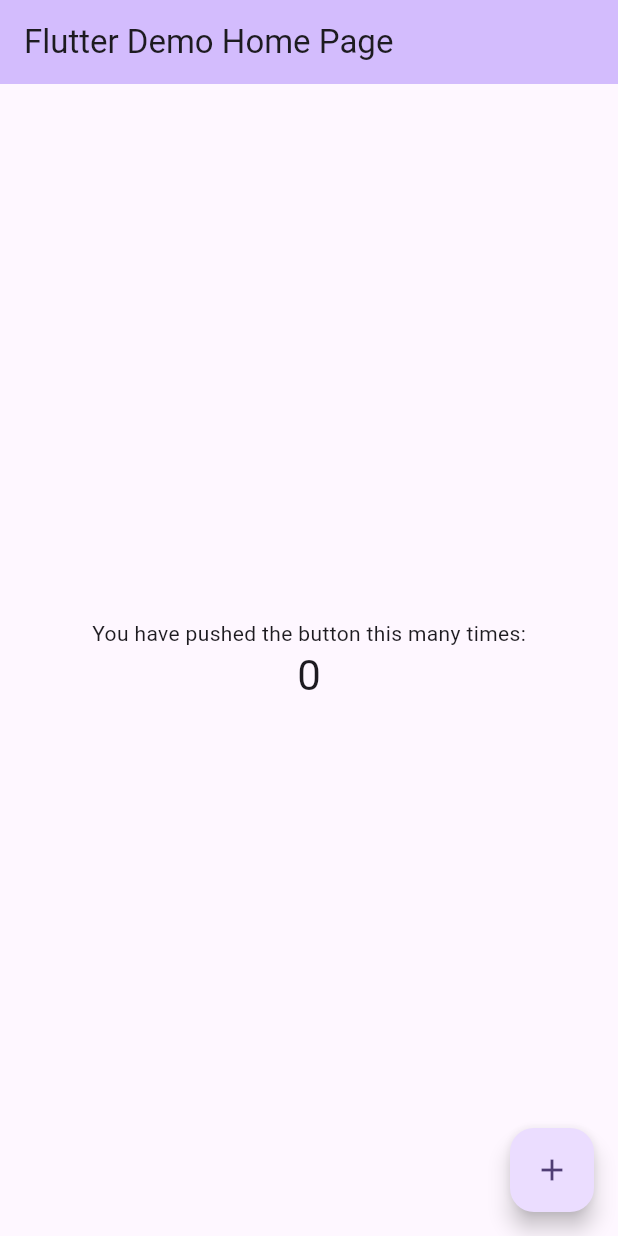
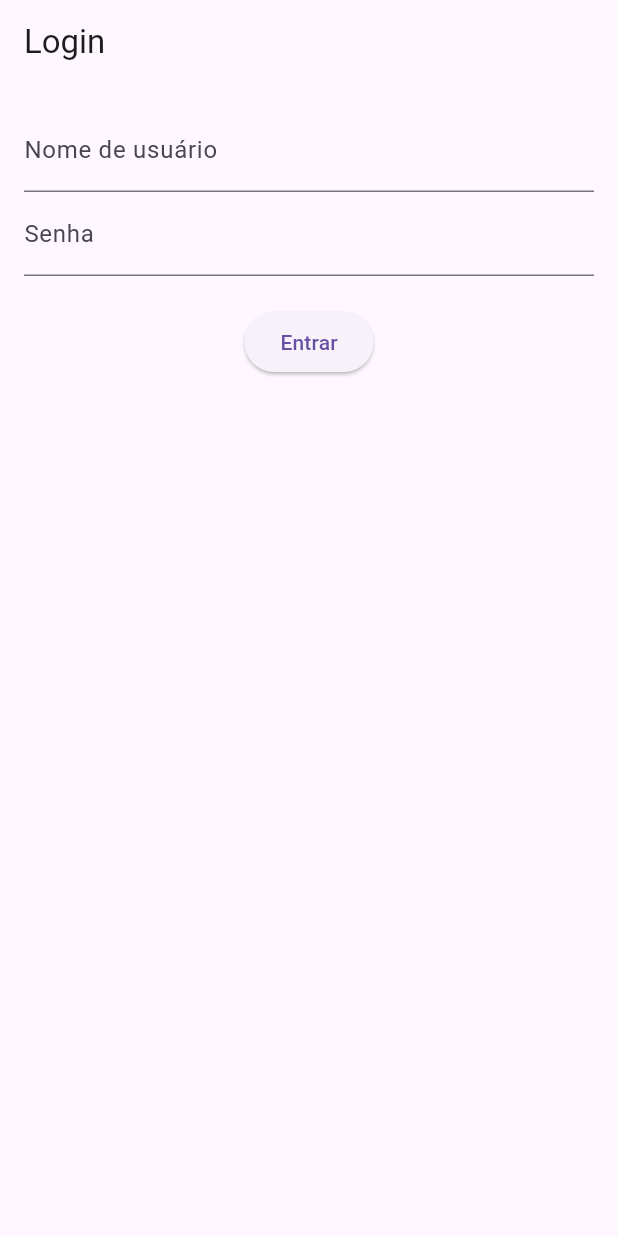
Before and after one commit to NataDias04/AppVendas, a Flutter app: the screen it shows after launch, on a phone screen of 412 x 824 dp. Run offline on Flutter 3.47's test engine with Material 3 defaults, Android fonts, the phone set to English and light mode, and no system bars.

Commit message:
criando-base-tela-de-login-cadastro

```diff
--- a/lib/main.dart
+++ b/lib/main.dart
@@ -1,4 +1,5 @@
 import 'package:flutter/material.dart';
+import 'telas/login/tela_login.dart';
 
 void main() {
   runApp(const MyApp());
@@ -7,116 +8,13 @@ void main() {
 class MyApp extends StatelessWidget {
   const MyApp({super.key});
 
-  // This widget is the root of your application.
   @override
   Widget build(BuildContext context) {
     return MaterialApp(
-      title: 'Flutter Demo',
-      theme: ThemeData(
-        // This is the theme of your application.
-        //
-        // TRY THIS: Try running your application with "flutter run". You'll see
-        // the application has a purple toolbar. Then, without quitting the app,
-        // try changing the seedColor in the colorScheme below to Colors.green
-        // and then invoke "hot reload" (save your changes or press the "hot
-        // reload" button in a Flutter-supported IDE, or press "r" if you used
-        // the command line to start the app).
-        //
-        // Notice that the counter didn't reset back to zero; the application
-        // state is not lost during the reload. To reset the state, use hot
-        // restart instead.
-        //
-        // This works for code too, not just values: Most code changes can be
-        // tested with just a hot reload.
-        colorScheme: ColorScheme.fromSeed(seedColor: Colors.deepPurple),
-      ),
-      home: const MyHomePage(title: 'Flutter Demo Home Page'),
+      title: 'Sistema de Login',
+      debugShowCheckedModeBanner: false,
+      theme: ThemeData(primarySwatch: Colors.blue),
+      home: const TelaLogin(), // vai direto pro login
     );
   }
 }
-
-class MyHomePage extends StatefulWidget {
-  const MyHomePage({super.key, required this.title});
-
-  // This widget is the home page of your application. It is stateful, meaning
-  // that it has a State object (defined below) that contains fields that affect
-  // how it looks.
-
-  // This class is the configuration for the state. It holds the values (in this
-  // case the title) provided by the parent (in this case the App widget) and
-  // used by the build method of the State. Fields in a Widget subclass are
-  // always marked "final".
-
-  final String title;
-
-  @override
-  State<MyHomePage> createState() => _MyHomePageState();
-}
-
-class _MyHomePageState extends State<MyHomePage> {
-  int _counter = 0;
-
-  void _incrementCounter() {
-    setState(() {
-      // This call to setState tells the Flutter framework that something has
-      // changed in this State, which causes it to rerun the build method below
-      // so that the display can reflect the updated values. If we changed
-      // _counter without calling setState(), then the build method would not be
-      // called again, and so nothing would appear to happen.
-      _counter++;
-    });
-  }
-
-  @override
-  Widget build(BuildContext context) {
-    // This method is rerun every time setState is called, for instance as done
-    // by the _incrementCounter method above.
-    //
-    // The Flutter framework has been optimized to make rerunning build methods
-    // fast, so that you can just rebuild anything that needs updating rather
-    // than having to individually change instances of widgets.
-    return Scaffold(
-      appBar: AppBar(
-        // TRY THIS: Try changing the color here to a specific color (to
-        // Colors.amber, perhaps?) and trigger a hot reload to see the AppBar
-        // change color while the other colors stay the same.
-        backgroundColor: Theme.of(context).colorScheme.inversePrimary,
-        // Here we take the value from the MyHomePage object that was created by
-        // the App.build method, and use it to set our appbar title.
-        title: Text(widget.title),
-      ),
-      body: Center(
-        // Center is a layout widget. It takes a single child and positions it
-        // in the middle of the parent.
-        child: Column(
-          // Column is also a layout widget. It takes a list of children and
-          // arranges them vertically. By default, it sizes itself to fit its
-          // children horizontally, and tries to be as tall as its parent.
-          //
-          // Column has various properties to control how it sizes itself and
-          // how it positions its children. Here we use mainAxisAlignment to
-          // center the children vertically; the main axis here is the vertical
-          // axis because Columns are vertical (the cross axis would be
-          // horizontal).
-          //
-          // TRY THIS: Invoke "debug painting" (choose the "Toggle Debug Paint"
-          // action in the IDE, or press "p" in the console), to see the
-          // wireframe for each widget.
-          mainAxisAlignment: MainAxisAlignment.center,
-          children: <Widget>[
-            const Text('You have pushed the button this many times:'),
-            Text(
-              '$_counter',
-              style: Theme.of(context).textTheme.headlineMedium,
-            ),
-          ],
-        ),
-      ),
-      floatingActionButton: FloatingActionButton(
-        onPressed: _incrementCounter,
-        tooltip: 'Increment',
-        child: const Icon(Icons.add),
-      ), // This trailing comma makes auto-formatting nicer for build methods.
-    );
-  }
-}
--- a/lib/modelos/usuario.dart
+++ b/lib/modelos/usuario.dart
@@ -0,0 +1,15 @@
+class Usuario {
+  int id;
+  String nome;
+  String senha;
+
+  Usuario({required this.id, required this.nome, required this.senha});
+
+  Map<String, dynamic> toJson() {
+    return {'id': id, 'nome': nome, 'senha': senha};
+  }
+
+  factory Usuario.fromJson(Map<String, dynamic> json) {
+    return Usuario(id: json['id'], nome: json['nome'], senha: json['senha']);
+  }
+}
--- a/lib/telas/login/login_controller.dart
+++ b/lib/telas/login/login_controller.dart
@@ -0,0 +1,22 @@
+import '../../repositorios/usuario_rep.dart';
+
+class LoginController {
+  final UsuarioRepositorio _repositorio = UsuarioRepositorio();
+
+  Future<bool> autenticar(String nome, String senha) async {
+    final usuarios = await _repositorio.listarUsuarios();
+
+    // Caso especial: primeiro acesso
+    if (usuarios.isEmpty) {
+      return nome == 'admin' && senha == 'admin';
+    }
+
+    for (var usuario in usuarios) {
+      if (usuario.nome == nome && usuario.senha == senha) {
+        return true;
+      }
+    }
+
+    return false;
+  }
+}
--- a/lib/telas/login/tela_login.dart
+++ b/lib/telas/login/tela_login.dart
@@ -0,0 +1,62 @@
+import 'package:flutter/material.dart';
+import '../login/login_controller.dart';
+
+class TelaLogin extends StatefulWidget {
+  const TelaLogin({super.key});
+
+  @override
+  State<TelaLogin> createState() => _TelaLoginState();
+}
+
+class _TelaLoginState extends State<TelaLogin> {
+  final TextEditingController _nomeController = TextEditingController();
+  final TextEditingController _senhaController = TextEditingController();
+  final LoginController _loginController = LoginController();
+
+  String _mensagemErro = '';
+
+  void _tentarLogin() async {
+    final nome = _nomeController.text;
+    final senha = _senhaController.text;
+
+    final sucesso = await _loginController.autenticar(nome, senha);
+    if (sucesso) {
+      // Navegar para a tela principal (exemplo)
+      Navigator.pushReplacementNamed(context, '/home');
+    } else {
+      setState(() {
+        _mensagemErro = 'Usuário ou senha inválidos';
+      });
+    }
+  }
+
+  @override
+  Widget build(BuildContext context) {
+    return Scaffold(
+      appBar: AppBar(title: Text('Login')),
+      body: Padding(
+        padding: const EdgeInsets.all(16.0),
+        child: Column(
+          children: [
+            TextField(
+              controller: _nomeController,
+              decoration: InputDecoration(labelText: 'Nome de usuário'),
+            ),
+            TextField(
+              controller: _senhaController,
+              obscureText: true,
+              decoration: InputDecoration(labelText: 'Senha'),
+            ),
+            SizedBox(height: 20),
+            ElevatedButton(onPressed: _tentarLogin, child: Text('Entrar')),
+            if (_mensagemErro.isNotEmpty)
+              Padding(
+                padding: const EdgeInsets.only(top: 10),
+                child: Text(_mensagemErro, style: TextStyle(color: Colors.red)),
+              ),
+          ],
+        ),
+      ),
+    );
+  }
+}
--- a/pubspec.yaml
+++ b/pubspec.yaml
@@ -30,6 +30,7 @@ environment:
 dependencies:
   flutter:
     sdk: flutter
+  path_provider: ^2.1.1
 
   # The following adds the Cupertino Icons font to your application.
   # Use with the CupertinoIcons class for iOS style icons.
```
Also changed, not shown: lib/repositorios/usuario_rep.dart (+21 -0 lines), lib/utilitarios/persistencia_json.dart (+26 -0 lines), lib/telas/home/home.dart (added), pubspec.lock, 1 other file.
